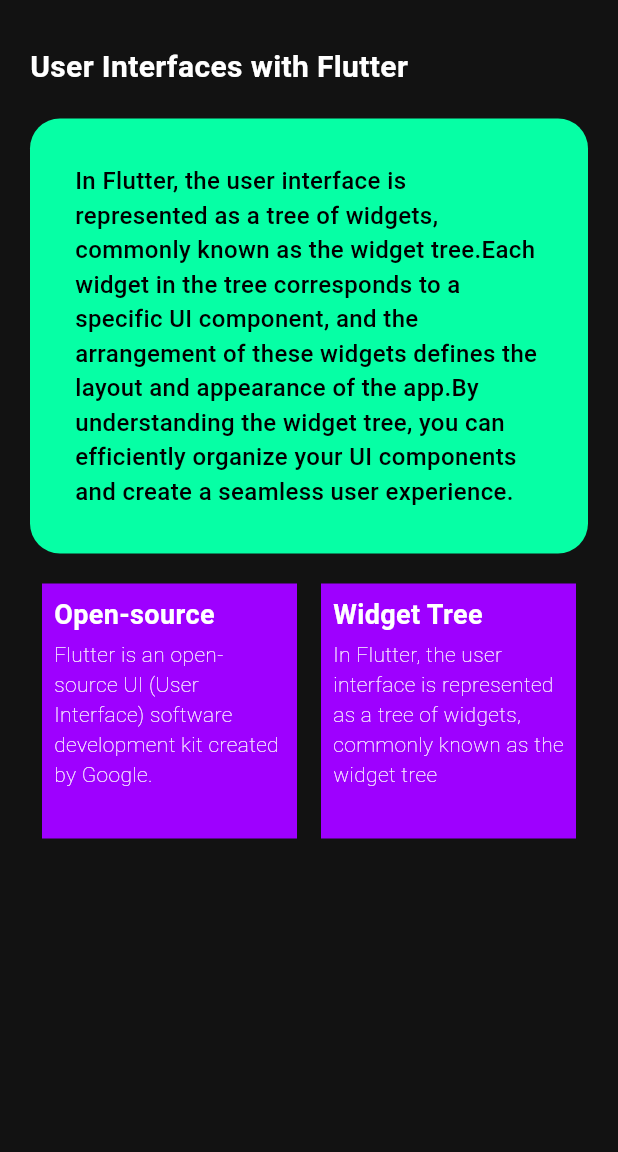
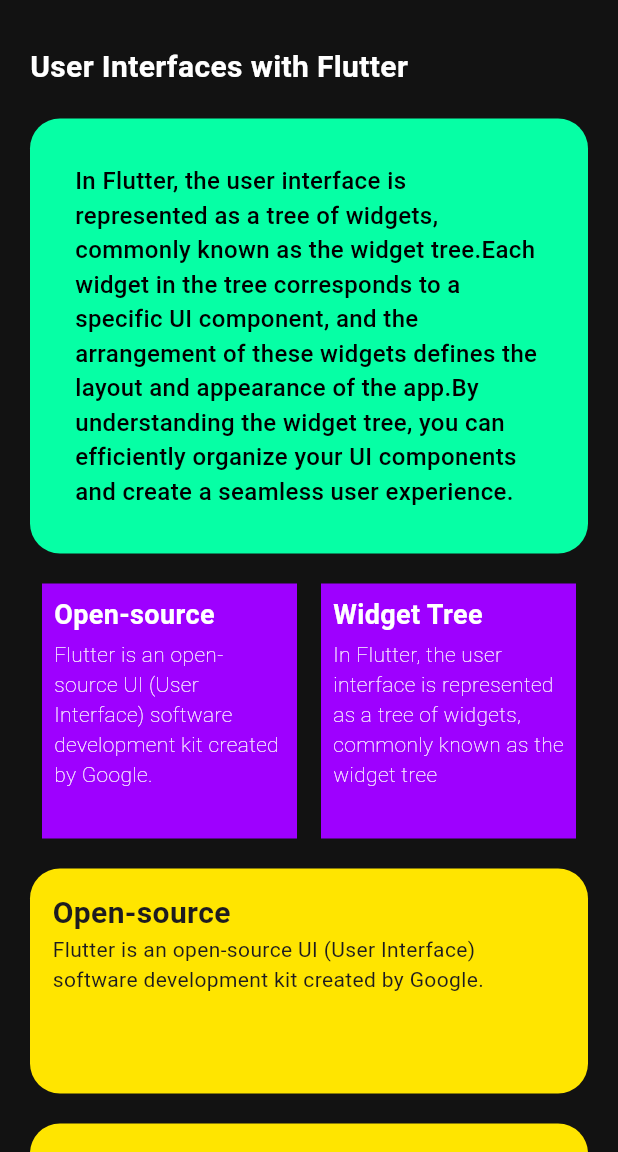
Before and after one commit to VinuthSriArampath/FlutterBlockApp, a Flutter app: the screen it shows after launch, on a phone screen of 412 x 824 dp, the part 84-1236 px from its top. Run offline on Flutter 3.47's test engine with Material 3 defaults, Android fonts, the phone set to English and light mode, and no system bars.

Commit message:
added custom widgets

```diff
--- a/lib/pages/home_page.dart
+++ b/lib/pages/home_page.dart
@@ -1,4 +1,6 @@
 import 'package:flutter/material.dart';
+import 'package:flutter_block_app/widgets/large_container.dart';
+import 'package:flutter_block_app/widgets/small_container.dart';
 
 class HomePage extends StatelessWidget {
   const HomePage({super.key});
@@ -20,7 +22,8 @@ class HomePage extends StatelessWidget {
         ),
         backgroundColor: const Color(0xff9E00FF),
       ),
-      body: Padding(
+      body: SingleChildScrollView(
+        child: Padding(
           padding: const EdgeInsets.symmetric(
             horizontal: 20,
             vertical: 30,
@@ -57,81 +60,37 @@ class HomePage extends StatelessWidget {
               const SizedBox(
                 height: 20,
               ),
-            Row(
+              const Row(
                 mainAxisAlignment: MainAxisAlignment.spaceAround,
                 children: [
-                Container(
-                  height: 170,
-                  width: 170,
-                  color: const Color(0xff9E00FF),
-                  child: const Padding(
-                    padding: EdgeInsets.all(8.0),
-                    child: Column(
-                      crossAxisAlignment: CrossAxisAlignment.start,
-                      children: [
-                        Text(
-                          "Open-source",
-                          style: TextStyle(
-                              color: Colors.white,
-                              fontWeight: FontWeight.bold,
-                            fontSize: 18
+                  SmallContainer(
+                    title: "Open-source",
+                    description: "Flutter is an open-source UI (User Interface) software development kit created by Google.",
                   ),
+                  SmallContainer(
+                    title: "Widget Tree",
+                    description: "In Flutter, the user interface is represented as a tree of widgets, commonly known as the widget tree",
                   ),
-                        SizedBox(
-                          height: 3,
+                ],
               ),
-                        Text(
-                          "Flutter is an open-source UI (User Interface) software development kit created by Google.",
-                          style: TextStyle(
-                              color: Colors.white,
-                              fontWeight: FontWeight.w200,
-                              fontSize: 14
+              const SizedBox(
+                height: 20,
               ),
+              const LargeContainer(
+                title: "Open-source",
+                description: "Flutter is an open-source UI (User Interface) software development kit created by Google.",
+              ),
+              const SizedBox(
+                height: 20,
+              ),
+              const LargeContainer(
+                title: "Widget Tree",
+                description: "In Flutter, the user interface is represented as a tree of widgets, commonly known as the widget treeIn Flutter, the user interface is represented as a tree of widgets, commonly known as the widget tree",
               ),
             ],
           ),
         ),
       ),
-                Container(
-                  height: 170,
-                  width: 170,
-                  color: const Color(0xff9E00FF),
-                  child: const Padding(
-                    padding: EdgeInsets.all(8.0),
-                    child: Column(
-                      crossAxisAlignment: CrossAxisAlignment.start,
-                      children: [
-                        Text(
-                          "Widget Tree",
-                          style: TextStyle(
-                              color: Colors.white,
-                              fontWeight: FontWeight.bold,
-                              fontSize: 18
-                          ),
-                        ),
-                        SizedBox(
-                          height: 3,
-                        ),
-                        Text(
-                          "In Flutter, the user interface is represented as a tree of widgets, commonly known as the widget tree",
-                          style: TextStyle(
-                              color: Colors.white,
-                              fontWeight: FontWeight.w200,
-                              fontSize: 14
-                          ),
-                        ),
-                      ],
-                    ),
-                  ),
-                ),
-              ],
-            ),
-            const SizedBox(
-              height: 20,
-            )
-          ],
-        ),
-      ),
     ));
   }
 }
--- /dev/null
+++ b/lib/widgets/large_container.dart
@@ -0,0 +1,41 @@
+import 'package:flutter/material.dart';
+
+class LargeContainer extends StatelessWidget {
+  final String title;
+  final String description;
+  const LargeContainer({super.key,required this.title,required this.description});
+
+  @override
+  Widget build(BuildContext context) {
+    return Container(
+      width: double.infinity,
+      height: 150,
+      decoration: BoxDecoration(
+          color: const Color(0xffFFE500),
+          borderRadius: BorderRadius.circular(20)
+      ),
+      child:Padding(
+        padding: const EdgeInsets.all(15),
+        child: Column(
+          crossAxisAlignment: CrossAxisAlignment.start,
+          children: [
+            Text(
+              title,
+              style: const TextStyle(
+                fontSize: 20,
+                fontWeight: FontWeight.bold,
+              ),
+            ),
+            Text(
+              description,
+              style: const TextStyle(
+                fontSize: 14,
+                fontWeight: FontWeight.w400,
+              ),
+            ),
+          ],
+        ),
+      ),
+    );
+  }
+}
--- /dev/null
+++ b/lib/widgets/small_container.dart
@@ -0,0 +1,47 @@
+import 'package:flutter/material.dart';
+
+class SmallContainer extends StatelessWidget {
+  final String title;
+  final String description;
+  const SmallContainer(
+      {
+        super.key,
+        required this.title,
+        required this.description
+      });
+  @override
+  Widget build(BuildContext context) {
+    return Container(
+      height: 170,
+      width: 170,
+      color: const Color(0xff9E00FF),
+      child: Padding(
+        padding: const EdgeInsets.all(8.0),
+        child: Column(
+          crossAxisAlignment: CrossAxisAlignment.start,
+          children: [
+            Text(
+              title,
+              style: const TextStyle(
+                  color: Colors.white,
+                  fontWeight: FontWeight.bold,
+                  fontSize: 18
+              ),
+            ),
+            const SizedBox(
+              height: 3,
+            ),
+            Text(
+              description,
+              style: const TextStyle(
+                  color: Colors.white,
+                  fontWeight: FontWeight.w200,
+                  fontSize: 14
+              ),
+            ),
+          ],
+        ),
+      ),
+    );
+  }
+}
```
Lines whose indentation alone changed are shown as unchanged.
